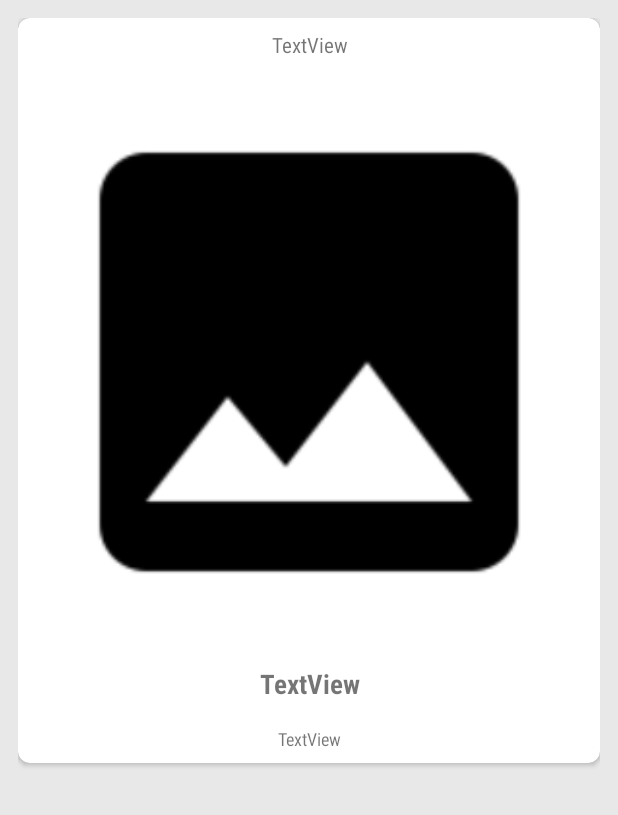
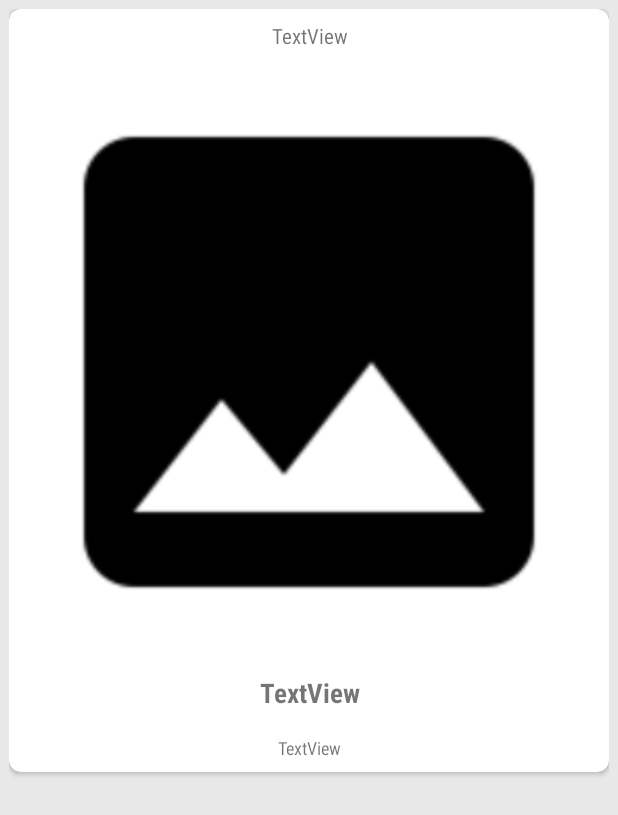
Before and after one commit to sergeyMelentyev/TrendingImages, an Android app: the layout content_photo_detail.xml on its own in the app's theme, with its tools: preview values and no code run, on a phone screen of 412 x 824 dp. Shown: the top 815 px of the screen. Run offline under Robolectric (Android 15) with nearby library versions, the phone set to English and light mode, and no system bars.

```diff
--- a/app/src/main/java/com/example/melentyev/sergey/trendingimages/PhotoDetailActivity.java
+++ b/app/src/main/java/com/example/melentyev/sergey/trendingimages/PhotoDetailActivity.java
@@ -1,6 +1,7 @@
 package com.example.melentyev.sergey.trendingimages;
 
 import android.content.Intent;
+import android.content.res.Resources;
 import android.os.Bundle;
 import android.support.design.widget.FloatingActionButton;
 import android.support.design.widget.Snackbar;
@@ -25,7 +26,9 @@ public class PhotoDetailActivity extends BaseActivity {
         Photo photo = (Photo) intent.getSerializableExtra(PHOTO_TRANSFER);
         if (photo != null) {
             TextView photoTitle = (TextView) findViewById(R.id.photo_title);
-            photoTitle.setText(photo.getmTitle());
+            Resources resources = getResources();
+            String text = resources.getString(R.string.photo_title_text, photo.getmTitle());
+            photoTitle.setText(text);
 
             TextView photoTags = (TextView) findViewById(R.id.photo_tags);
             photoTags.setText(photo.getmTags());
--- a/app/src/main/res/layout/content_photo_detail.xml
+++ b/app/src/main/res/layout/content_photo_detail.xml
@@ -13,7 +13,7 @@
     app:layout_behavior="@string/appbar_scrolling_view_behavior"
     tools:context="com.example.melentyev.sergey.trendingimages.PhotoDetailActivity"
     tools:showIn="@layout/activity_photo_detail"
-    android:padding="8dp">
+    android:padding="2dp">
 
     <ScrollView
         android:layout_width="match_parent"
@@ -36,39 +36,39 @@
                     android:layout_width="match_parent"
                     android:layout_height="wrap_content"
                     android:layout_margin="8dp"
-                    android:text="TextView"
                     android:fontFamily="sans-serif-condensed"
-                    android:textAlignment="center" />
+                    android:textAlignment="center"
+                    tools:text="TextView" />
 
                 <ImageView
                     android:id="@+id/photo_image"
                     android:layout_width="match_parent"
                     android:layout_height="wrap_content"
-                    android:layout_margin="8dp"
                     android:scaleType="fitCenter"
                     app:srcCompat="@drawable/place_holder"
-                    android:adjustViewBounds="true" />
+                    android:adjustViewBounds="true"
+                    android:contentDescription="@string/browse_image_description" />
 
                 <TextView
                     android:id="@+id/photo_title"
                     android:layout_width="match_parent"
                     android:layout_height="wrap_content"
                     android:layout_margin="8dp"
-                    android:text="TextView"
                     android:textAlignment="center"
                     android:textStyle="normal|bold"
                     android:textSize="18sp"
-                    android:fontFamily="sans-serif-condensed" />
+                    android:fontFamily="sans-serif-condensed"
+                    tools:text="TextView" />
 
                 <TextView
                     android:id="@+id/photo_tags"
                     android:layout_width="match_parent"
                     android:layout_height="wrap_content"
                     android:layout_margin="8dp"
-                    android:text="TextView"
                     android:textAlignment="center"
                     android:textSize="12sp"
-                    android:fontFamily="sans-serif-condensed" />
+                    android:fontFamily="sans-serif-condensed"
+                    tools:text="TextView" />
 
             </LinearLayout>
         </android.support.v7.widget.CardView>
--- a/app/src/main/res/values/strings.xml
+++ b/app/src/main/res/values/strings.xml
@@ -3,4 +3,8 @@
     <string name="action_settings">Settings</string>
     <string name="title_activity_search">SearchActivity</string>
     <string name="title_activity_photo_detail">Photo Detail</string>
+    <string name="browse_image_description">Downloaded Flickr image</string>
+    <string name="photo_title_text">Title: %s</string>
+    <string name="activity_search">Search</string>
+    <string name="searchable_hint">Enter photo tag</string>
 </resources>
--- /dev/null
+++ b/app/src/main/res/xml/searchable.xml
@@ -0,0 +1,4 @@
+<?xml version="1.0" encoding="utf-8"?>
+<searchable xmlns:android="http://schemas.android.com/apk/res/android"
+    android:hint="@string/searchable_hint"
+    android:label="@string/title_activity_search"/>
```
Also changed, not shown: app/src/main/AndroidManifest.xml (+8 -3 lines), app/src/main/java/com/example/melentyev/sergey/trendingimages/MainActivity.java (+8 -1 lines), app/src/main/java/com/example/melentyev/sergey/trendingimages/SearchActivity.java (+22 -0 lines), app/src/main/res/layout/browse.xml (+26 -16 lines), app/src/main/res/menu/menu_main.xml (+7 -1 lines), app/src/main/res/menu/menu_search.xml (added, +11 -0 lines).
